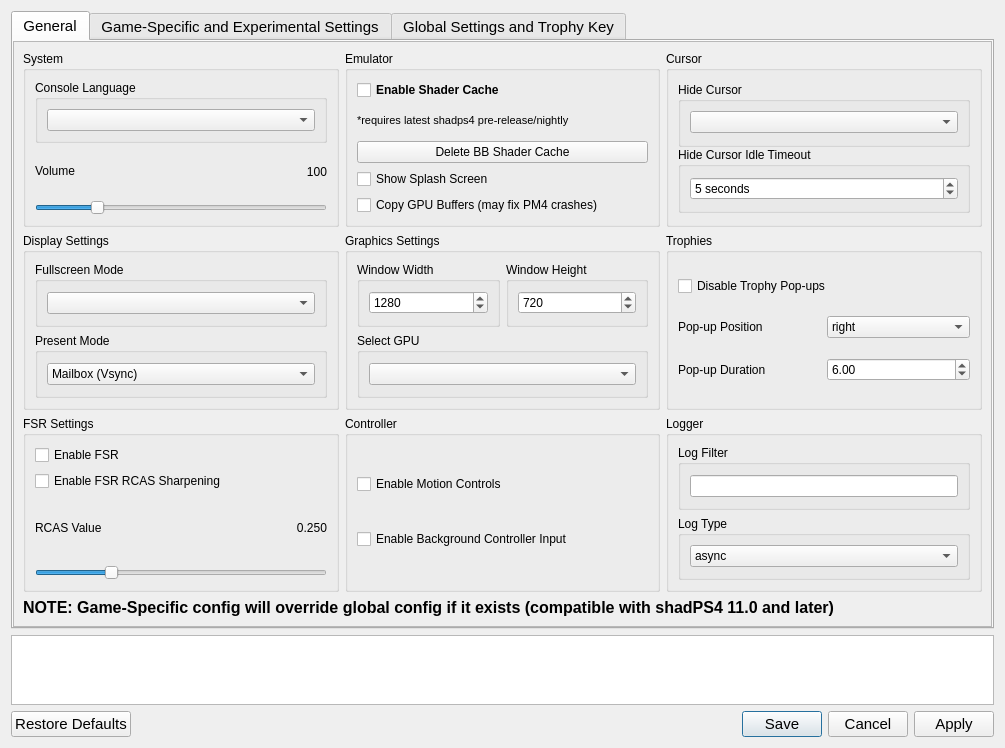
Qt form settings/ShadSettings.ui (rainmakerv3/BB_Launcher) before a commit.
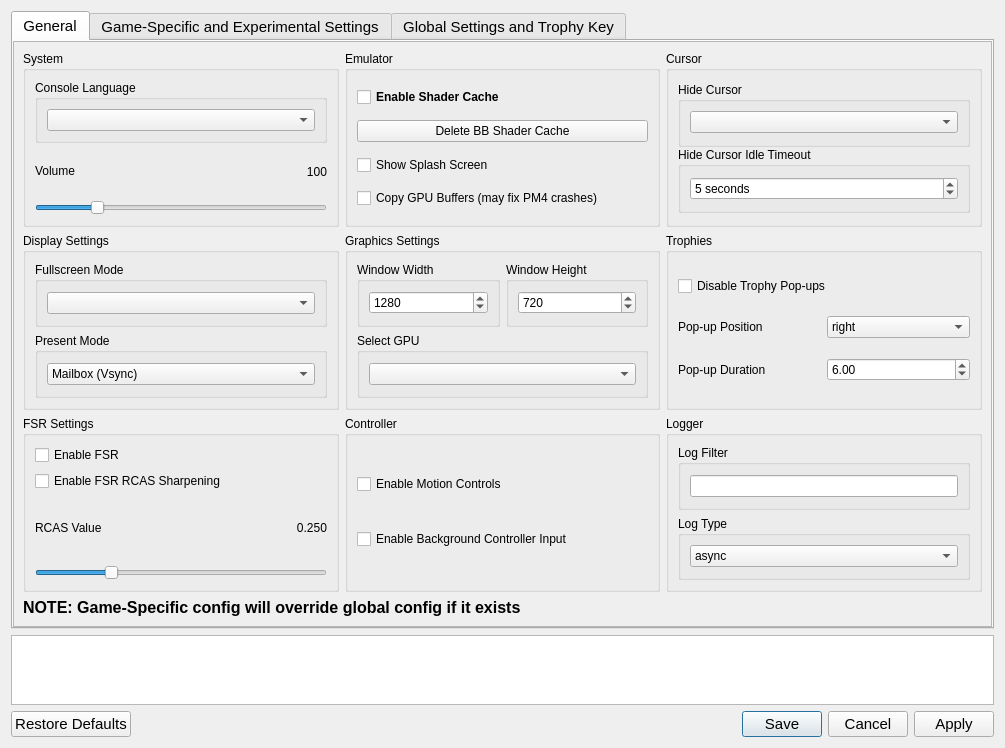
The same form after that commit. The open tabs and pages were chosen to show the change. Icons and pictures are not drawn.

Commit message: remove unneeded compatibility notes

```diff
--- a/settings/ShadSettings.ui
+++ b/settings/ShadSettings.ui
@@ -300,19 +300,6 @@
                  </property>
                 </widget>
                </item>
-               <item>
-                <widget class="QLabel" name="shaderCacheReqLabel">
-                 <property name="font">
-                  <font>
-                   <pointsize>8</pointsize>
-                   <bold>false</bold>
-                  </font>
-                 </property>
-                 <property name="text">
-                  <string>*requires latest shadps4 pre-release/nightly</string>
-                 </property>
-                </widget>
-               </item>
                <item>
                 <widget class="QPushButton" name="deleteCacheButton">
                  <property name="text">
@@ -755,7 +742,7 @@
            </font>
           </property>
           <property name="text">
-           <string>NOTE: Game-Specific config will override global config if it exists (compatible with shadPS4 11.0 and later)</string>
+           <string>NOTE: Game-Specific config will override global config if it exists</string>
           </property>
          </widget>
         </item>
```
Left out of the diff: 4 changed lines with no effect on the pictures.
